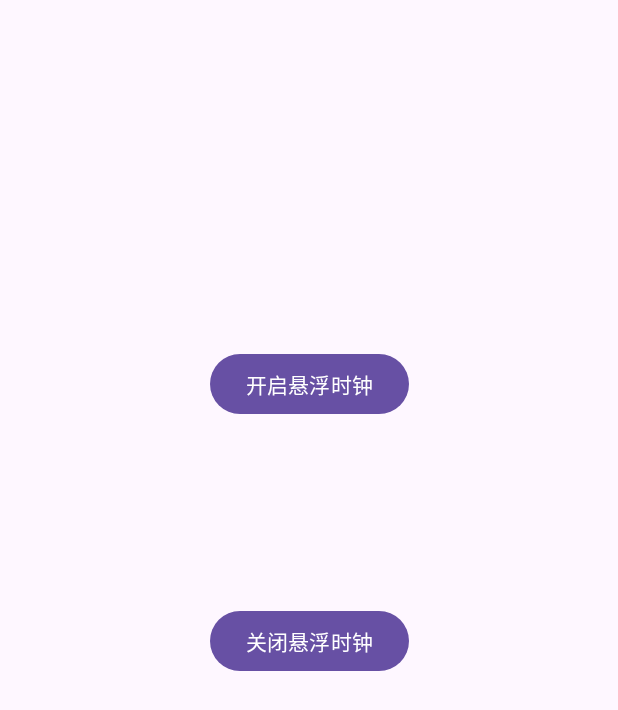
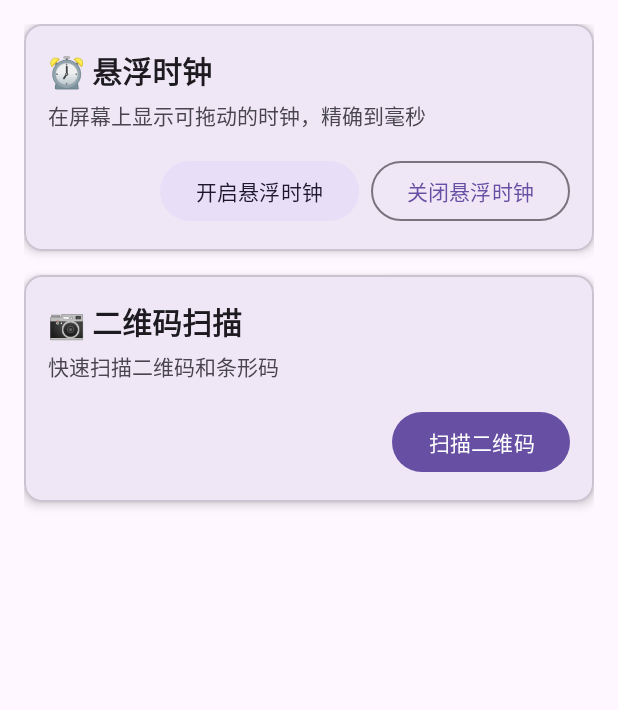
Before and after one commit to jicklin/Floating-Clock, an Android app: the screen it shows after launch (MainActivity), on a phone screen of 412 x 824 dp. Shown: the top 710 px of the screen. Run offline under Robolectric (Android 15) with nearby library versions, the phone set to English and light mode, and no system bars.

Commit message:
增加扫描二维码

```diff
--- a/app/src/main/java/com/yoyofloatingclock/MainActivity.java
+++ b/app/src/main/java/com/yoyofloatingclock/MainActivity.java
@@ -1,13 +1,18 @@
 package com.yoyofloatingclock;
 
+import android.Manifest;
 import android.content.Intent;
+import android.content.pm.PackageManager;
 import android.net.Uri;
 import android.os.Build;
 import android.os.Bundle;
 
 import com.google.android.material.snackbar.Snackbar;
 
+import androidx.activity.result.ActivityResultLauncher;
+import androidx.activity.result.contract.ActivityResultContracts;
 import androidx.appcompat.app.AppCompatActivity;
+import androidx.core.content.ContextCompat;
 
 import android.provider.Settings;
 import android.view.View;
@@ -17,61 +22,97 @@ import android.widget.Toast;
 
 public class MainActivity extends AppCompatActivity {
 
+    private ActivityResultLauncher<String> cameraPermissionLauncher;
+    private ActivityResultLauncher<Intent> overlayPermissionLauncher;
 
     @Override
     protected void onCreate(Bundle savedInstanceState) {
         super.onCreate(savedInstanceState);
+        setContentView(R.layout.activity_main);
 
-//        binding = ActivityMainBinding.inflate(getLayoutInflater());
-        setContentView(R.layout.float_clock);
-        Button startBtn = (Button) findViewById(R.id.start_btn);
-        startBtn.setOnClickListener(new View.OnClickListener() {
-            @Override
-            public void onClick(View v) {
-                Snackbar.make(v, "开始悬浮了", Snackbar.LENGTH_LONG).show();
-                checkOverlayPermission();
-            }
+        // 初始化权限请求启动器
+        initPermissionLaunchers();
+
+        // 悬浮时钟 - 开启按钮
+        Button startBtn = findViewById(R.id.btn_start_float);
+        startBtn.setOnClickListener(v -> {
+            checkOverlayPermission();
         });
 
-        Button endBtn = (Button) findViewById(R.id.end_btn);
-        endBtn.setOnClickListener(new View.OnClickListener() {
-            @Override
-            public void onClick(View v) {
-                Snackbar.make(v, "关闭了", Snackbar.LENGTH_LONG).show();
-                MainActivity.this.stopService(new Intent(MainActivity.this, FloatService.class));
-
-            }
+        // 悬浮时钟 - 关闭按钮
+        Button stopBtn = findViewById(R.id.btn_stop_float);
+        stopBtn.setOnClickListener(v -> {
+            Toast.makeText(this, R.string.toast_float_stopped, Toast.LENGTH_SHORT).show();
+            stopService(new Intent(MainActivity.this, FloatService.class));
         });
 
-
+        // 二维码扫描按钮
+        Button scanQrBtn = findViewById(R.id.btn_scan_qr);
+        scanQrBtn.setOnClickListener(v -> {
+            checkCameraPermissionAndScan();
+        });
     }
 
-    @Override
-    protected void onActivityResult(int requestCode, int resultCode, Intent data) {
-        super.onActivityResult(requestCode, resultCode, data);
-        if (requestCode == 0) {
-            if (!Settings.canDrawOverlays(this)) {
-                Toast.makeText(MainActivity.this, "授权失败",Toast.LENGTH_LONG).show();
-            } else {
-                Toast.makeText(MainActivity.this, "授权成功",Toast.LENGTH_LONG).show();
-            }
-        }
+    private void initPermissionLaunchers() {
+        // 相机权限请求启动器
+        cameraPermissionLauncher = registerForActivityResult(
+                new ActivityResultContracts.RequestPermission(),
+                isGranted -> {
+                    if (isGranted) {
+                        openQRScanner();
+                    } else {
+                        Toast.makeText(this, R.string.toast_permission_camera, Toast.LENGTH_LONG).show();
+                    }
+                }
+        );
+
+        // 悬浮窗权限请求启动器
+        overlayPermissionLauncher = registerForActivityResult(
+                new ActivityResultContracts.StartActivityForResult(),
+                result -> {
+                    if (Settings.canDrawOverlays(this)) {
+                        Toast.makeText(this, R.string.toast_permission_granted, Toast.LENGTH_SHORT).show();
+                        startFloatService();
+                    } else {
+                        Toast.makeText(this, R.string.toast_permission_denied, Toast.LENGTH_LONG).show();
+                    }
+                }
+        );
     }
 
     private void checkOverlayPermission() {
         if (Build.VERSION.SDK_INT >= Build.VERSION_CODES.M) {
             if (!Settings.canDrawOverlays(this)) {
-                Toast.makeText(this, "请授权", Toast.LENGTH_LONG).show();
-                startActivityForResult(new Intent(Settings.ACTION_MANAGE_OVERLAY_PERMISSION, Uri.parse("package:" + getPackageName())), 0);
-            }else {
-                Intent intent = new Intent(MainActivity.this, FloatService.class);
-                MainActivity.this.startService(intent);
+                Toast.makeText(this, R.string.toast_permission_overlay, Toast.LENGTH_LONG).show();
+                Intent intent = new Intent(Settings.ACTION_MANAGE_OVERLAY_PERMISSION,
+                        Uri.parse("package:" + getPackageName()));
+                overlayPermissionLauncher.launch(intent);
+            } else {
+                startFloatService();
             }
-        }else {
-            MainActivity.this.startService(new Intent(MainActivity.this, FloatService.class));
+        } else {
+            startFloatService();
+        }
+    }
 
+    private void startFloatService() {
+        Toast.makeText(this, R.string.toast_float_started, Toast.LENGTH_SHORT).show();
+        Intent intent = new Intent(MainActivity.this, FloatService.class);
+        startService(intent);
+    }
+
+    private void checkCameraPermissionAndScan() {
+        if (ContextCompat.checkSelfPermission(this, Manifest.permission.CAMERA)
+                == PackageManager.PERMISSION_GRANTED) {
+            openQRScanner();
+        } else {
+            cameraPermissionLauncher.launch(Manifest.permission.CAMERA);
         }
+    }
 
+    private void openQRScanner() {
+        Intent intent = new Intent(this, QRScannerActivity.class);
+        startActivity(intent);
     }
 
 }
--- /dev/null
+++ b/app/src/main/res/layout/activity_main.xml
@@ -0,0 +1,122 @@
+<?xml version="1.0" encoding="utf-8"?>
+<ScrollView xmlns:android="http://schemas.android.com/apk/res/android"
+    xmlns:app="http://schemas.android.com/apk/res-auto"
+    android:layout_width="match_parent"
+    android:layout_height="match_parent"
+    android:background="?android:attr/colorBackground"
+    android:fillViewport="true">
+
+    <LinearLayout
+        android:layout_width="match_parent"
+        android:layout_height="wrap_content"
+        android:orientation="vertical"
+        android:padding="16dp">
+
+        <!-- 悬浮时钟卡片 -->
+        <com.google.android.material.card.MaterialCardView
+            android:layout_width="match_parent"
+            android:layout_height="wrap_content"
+            android:layout_marginBottom="16dp"
+            app:cardCornerRadius="12dp"
+            app:cardElevation="4dp"
+            app:contentPadding="16dp">
+
+            <LinearLayout
+                android:layout_width="match_parent"
+                android:layout_height="wrap_content"
+                android:orientation="vertical">
+
+                <TextView
+                    android:id="@+id/tv_float_clock_title"
+                    android:layout_width="wrap_content"
+                    android:layout_height="wrap_content"
+                    android:text="@string/card_float_clock_title"
+                    android:textSize="20sp"
+                    android:textStyle="bold"
+                    android:textColor="?android:attr/textColorPrimary" />
+
+                <TextView
+                    android:id="@+id/tv_float_clock_desc"
+                    android:layout_width="wrap_content"
+                    android:layout_height="wrap_content"
+                    android:layout_marginTop="4dp"
+                    android:text="@string/card_float_clock_desc"
+                    android:textSize="14sp"
+                    android:textColor="?android:attr/textColorSecondary" />
+
+                <LinearLayout
+                    android:layout_width="match_parent"
+                    android:layout_height="wrap_content"
+                    android:layout_marginTop="16dp"
+                    android:orientation="horizontal"
+                    android:gravity="end">
+
+                    <Button
+                        android:id="@+id/btn_start_float"
+                        android:layout_width="wrap_content"
+                        android:layout_height="wrap_content"
+                        android:text="@string/btn_start_float"
+                        android:layout_marginEnd="8dp"
+                        style="@style/Widget.Material3.Button.TonalButton" />
+
+                    <Button
+                        android:id="@+id/btn_stop_float"
+                        android:layout_width="wrap_content"
+                        android:layout_height="wrap_content"
+                        android:text="@string/btn_stop_float"
+                        style="@style/Widget.Material3.Button.OutlinedButton" />
+
+                </LinearLayout>
+
+            </LinearLayout>
+
+        </com.google.android.material.card.MaterialCardView>
+
+        <!-- 二维码扫描卡片 -->
+        <com.google.android.material.card.MaterialCardView
+            android:layout_width="match_parent"
+            android:layout_height="wrap_content"
+            android:layout_marginBottom="16dp"
+            app:cardCornerRadius="12dp"
+            app:cardElevation="4dp"
+            app:contentPadding="16dp">
+
+            <LinearLayout
+                android:layout_width="match_parent"
+                android:layout_height="wrap_content"
+                android:orientation="vertical">
+
+                <TextView
+                    android:id="@+id/tv_qr_scanner_title"
+                    android:layout_width="wrap_content"
+                    android:layout_height="wrap_content"
+                    android:text="@string/card_qr_scanner_title"
+                    android:textSize="20sp"
+                    android:textStyle="bold"
+                    android:textColor="?android:attr/textColorPrimary" />
+
+                <TextView
+                    android:id="@+id/tv_qr_scanner_desc"
+                    android:layout_width="wrap_content"
+                    android:layout_height="wrap_content"
+                    android:layout_marginTop="4dp"
+                    android:text="@string/card_qr_scanner_desc"
+                    android:textSize="14sp"
+                    android:textColor="?android:attr/textColorSecondary" />
+
+                <Button
+                    android:id="@+id/btn_scan_qr"
+                    android:layout_width="wrap_content"
+                    android:layout_height="wrap_content"
+                    android:layout_marginTop="16dp"
+                    android:text="@string/btn_scan_qr"
+                    android:layout_gravity="end"
+                    style="@style/Widget.Material3.Button" />
+
+            </LinearLayout>
+
+        </com.google.android.material.card.MaterialCardView>
+
+    </LinearLayout>
+
+</ScrollView>
--- a/app/src/main/res/values/strings.xml
+++ b/app/src/main/res/values/strings.xml
@@ -4,4 +4,31 @@
     <string name="s1">开启悬浮时钟</string>
     <string name="e1">关闭悬浮时钟</string>
 
+    <!-- 悬浮时钟卡片 -->
+    <string name="card_float_clock_title">⏰ 悬浮时钟</string>
+    <string name="card_float_clock_desc">在屏幕上显示可拖动的时钟，精确到毫秒</string>
+    <string name="btn_start_float">开启悬浮时钟</string>
+    <string name="btn_stop_float">关闭悬浮时钟</string>
+
+    <!-- 二维码扫描卡片 -->
+    <string name="card_qr_scanner_title">📷 二维码扫描</string>
+    <string name="card_qr_scanner_desc">快速扫描二维码和条形码</string>
+    <string name="btn_scan_qr">扫描二维码</string>
+
+    <!-- 扫描界面 -->
+    <string name="qr_scanner_title">扫描二维码</string>
+    <string name="qr_scan_hint">将二维码放入框内</string>
+    <string name="qr_scan_result">扫描结果：</string>
+    <string name="qr_scan_again">再次扫描</string>
+    <string name="qr_copy_result">复制结果</string>
+
+    <!-- 提示信息 -->
+    <string name="toast_float_started">悬浮时钟已开启</string>
+    <string name="toast_float_stopped">悬浮时钟已关闭</string>
+    <string name="toast_permission_overlay">请授予悬浮窗权限</string>
+    <string name="toast_permission_camera">请授予相机权限</string>
+    <string name="toast_permission_granted">授权成功</string>
+    <string name="toast_permission_denied">授权失败</string>
+    <string name="toast_result_copied">已复制到剪贴板</string>
+
 </resources>
```
Also changed, not shown: app/build.gradle (+8 -0 lines), app/src/main/AndroidManifest.xml (+12 -0 lines), app/src/main/java/com/yoyofloatingclock/FloatService.java (+63 -11 lines), app/src/main/java/com/yoyofloatingclock/QRScannerActivity.java (added, +212 -0 lines), app/src/main/res/drawable/scan_frame_border.xml (added, +8 -0 lines), app/src/main/res/layout/activity_qr_scanner.xml (added, +118 -0 lines).
